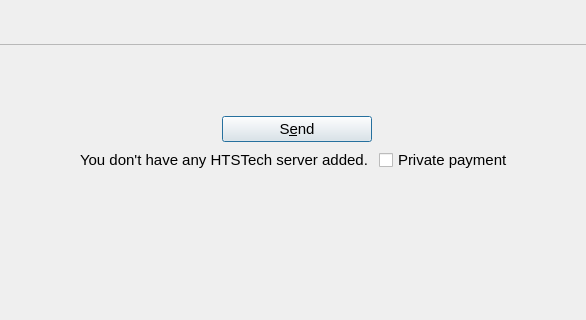
First picture: the form in src/qt/forms/sendcoinsdialog.ui, repository MCLXI/HTS, before the edit; both pictures show x 132 to 718 and y 305 to 625 of the 857 by 773 pixel window.
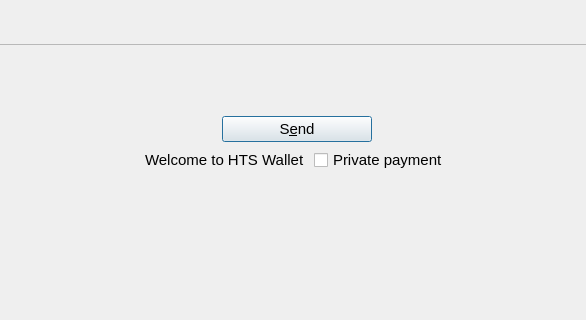
Second picture: the form after the edit. Icons and pictures are not drawn. Custom widgets are drawn as their Qt base class.

```diff
--- a/src/qt/forms/sendcoinsdialog.ui
+++ b/src/qt/forms/sendcoinsdialog.ui
@@ -751,7 +751,7 @@
           <string notr="true"/>
          </property>
          <property name="text">
-          <string>You don't have any HTSTech server added. </string>
+          <string>Welcome to HTS Wallet </string>
          </property>
         </widget>
        </item>
```
